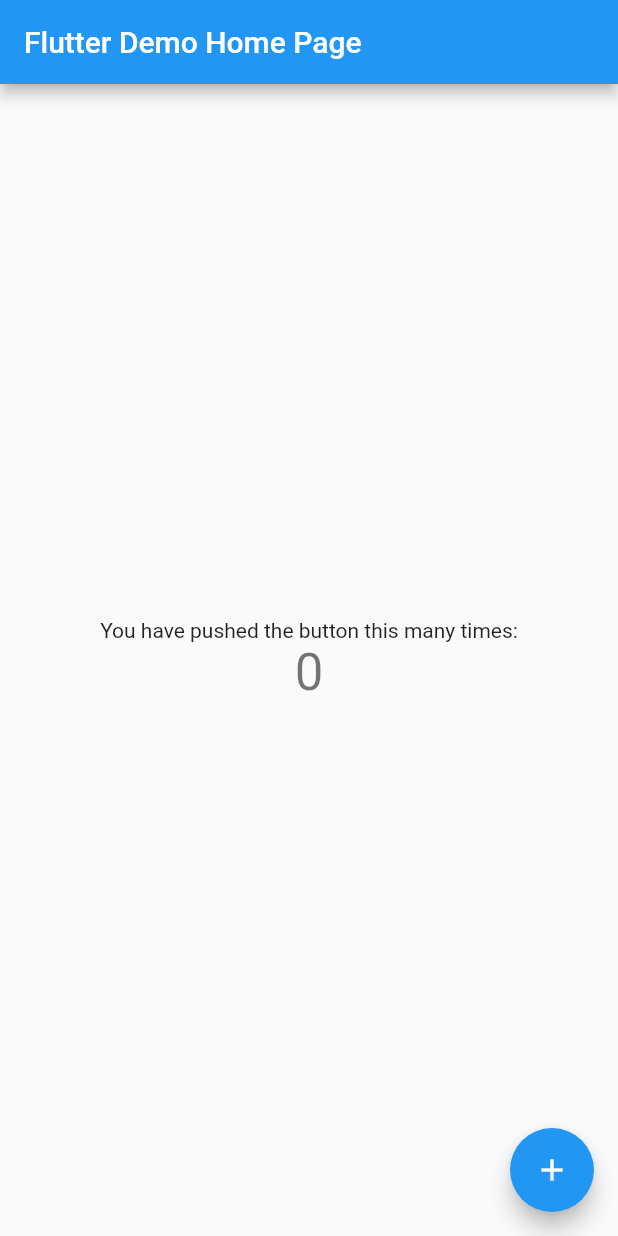
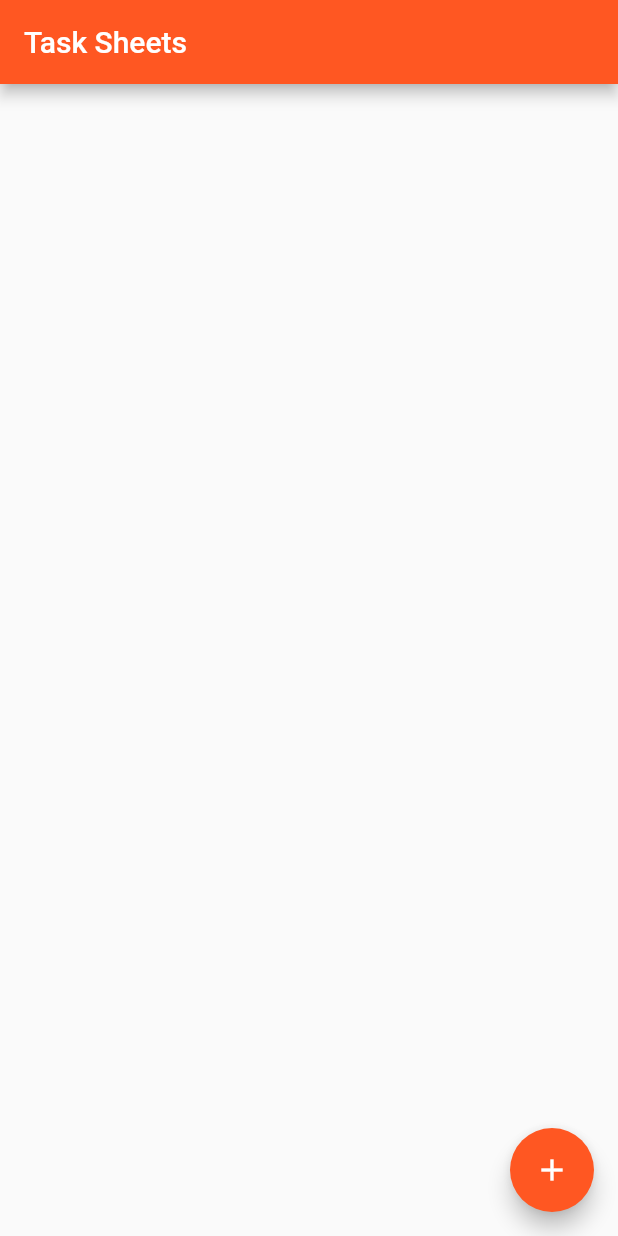
Before and after one commit to DimitarTsvetkov/task-sheets, a Flutter app: the screen it shows after launch, on a phone screen of 412 x 824 dp. Run offline on Flutter 3.47's test engine with Material 2 defaults, Android fonts, the phone set to English and light mode, and no system bars; our stand-ins replace sqflite; accounts and stored records are empty.

```diff
--- a/lib/main.dart
+++ b/lib/main.dart
@@ -1,47 +1,39 @@
 import 'package:flutter/material.dart';
+import 'package:task_sheets/utils/dbhelper.dart';
+import 'package:task_sheets/model/todo.dart';
+import 'package:task_sheets/screens/todolist.dart';
 
 void main() {
   runApp(MyApp());
 }
 
 class MyApp extends StatelessWidget {
-  // This widget is the root of your application.
   @override
   Widget build(BuildContext context) {
+    // adding items for test
+    // List<Todo> todos = List<Todo>();
+    // DbHelper helper = DbHelper();
+    // helper
+    //     .initializeDb()
+    //     .then((result) => helper.getTodos().then((result) => todos = result));
+    // DateTime today = DateTime.now();
+    // Todo todo =
+    //     Todo("Buy Oranges", 2, today.toString(), "And Make Sure they are good");
+    // var result = helper.insertTodo(todo);
+
     return MaterialApp(
-      title: 'Flutter Demo',
+      title: 'Task sheets',
       theme: ThemeData(
-        // This is the theme of your application.
-        //
-        // Try running your application with "flutter run". You'll see the
-        // application has a blue toolbar. Then, without quitting the app, try
-        // changing the primarySwatch below to Colors.green and then invoke
-        // "hot reload" (press "r" in the console where you ran "flutter run",
-        // or simply save your changes to "hot reload" in a Flutter IDE).
-        // Notice that the counter didn't reset back to zero; the application
-        // is not restarted.
-        primarySwatch: Colors.blue,
-        // This makes the visual density adapt to the platform that you run
-        // the app on. For desktop platforms, the controls will be smaller and
-        // closer together (more dense) than on mobile platforms.
+        primarySwatch: Colors.deepOrange,
         visualDensity: VisualDensity.adaptivePlatformDensity,
       ),
-      home: MyHomePage(title: 'Flutter Demo Home Page'),
+      home: MyHomePage(title: 'Task Sheets'),
     );
   }
 }
 
 class MyHomePage extends StatefulWidget {
   MyHomePage({Key key, this.title}) : super(key: key);
-
-  // This widget is the home page of your application. It is stateful, meaning
-  // that it has a State object (defined below) that contains fields that affect
-  // how it looks.
-
-  // This class is the configuration for the state. It holds the values (in this
-  // case the title) provided by the parent (in this case the App widget) and
-  // used by the build method of the State. Fields in a Widget subclass are
-  // always marked "final".
 
   final String title;
 
@@ -52,66 +44,13 @@ class MyHomePage extends StatefulWidget {
 class _MyHomePageState extends State<MyHomePage> {
   int _counter = 0;
 
-  void _incrementCounter() {
-    setState(() {
-      // This call to setState tells the Flutter framework that something has
-      // changed in this State, which causes it to rerun the build method below
-      // so that the display can reflect the updated values. If we changed
-      // _counter without calling setState(), then the build method would not be
-      // called again, and so nothing would appear to happen.
-      _counter++;
-    });
-  }
-
   @override
   Widget build(BuildContext context) {
-    // This method is rerun every time setState is called, for instance as done
-    // by the _incrementCounter method above.
-    //
-    // The Flutter framework has been optimized to make rerunning build methods
-    // fast, so that you can just rebuild anything that needs updating rather
-    // than having to individually change instances of widgets.
-    return Scaffold(
-      appBar: AppBar(
-        // Here we take the value from the MyHomePage object that was created by
-        // the App.build method, and use it to set our appbar title.
-        title: Text(widget.title),
+    return new Scaffold(
+      appBar: new AppBar(
+        title: new Text(widget.title),
       ),
-      body: Center(
-        // Center is a layout widget. It takes a single child and positions it
-        // in the middle of the parent.
-        child: Column(
-          // Column is also a layout widget. It takes a list of children and
-          // arranges them vertically. By default, it sizes itself to fit its
-          // children horizontally, and tries to be as tall as its parent.
-          //
-          // Invoke "debug painting" (press "p" in the console, choose the
-          // "Toggle Debug Paint" action from the Flutter Inspector in Android
-          // Studio, or the "Toggle Debug Paint" command in Visual Studio Code)
-          // to see the wireframe for each widget.
-          //
-          // Column has various properties to control how it sizes itself and
-          // how it positions its children. Here we use mainAxisAlignment to
-          // center the children vertically; the main axis here is the vertical
-          // axis because Columns are vertical (the cross axis would be
-          // horizontal).
-          mainAxisAlignment: MainAxisAlignment.center,
-          children: <Widget>[
-            Text(
-              'You have pushed the button this many times:',
-            ),
-            Text(
-              '$_counter',
-              style: Theme.of(context).textTheme.headline4,
-            ),
-          ],
-        ),
-      ),
-      floatingActionButton: FloatingActionButton(
-        onPressed: _incrementCounter,
-        tooltip: 'Increment',
-        child: Icon(Icons.add),
-      ), // This trailing comma makes auto-formatting nicer for build methods.
+      body: TodoList(),
     );
   }
 }
--- /dev/null
+++ b/lib/model/todo.dart
@@ -0,0 +1,64 @@
+class Todo {
+  int _id;
+  String _title;
+  String _description;
+  String _date;
+  int _priority;
+
+  Todo(this._title, this._priority, this._date, [this._description]);
+  Todo.withId(this._id, this._title, this._priority, this._date,
+      [this._description]);
+
+//getters
+
+  int get id => _id;
+  String get title => _title;
+  String get description => _description;
+  String get date => _date;
+  int get priority => _priority;
+
+  //setters
+
+  set title(String newTitle) {
+    if (newTitle.length <= 225) {
+      _title = newTitle;
+    }
+  }
+
+  set description(String newDescription) {
+    if (newDescription.length > 225) {
+      _description = newDescription;
+    }
+  }
+
+  set priority(int newPriority) {
+    if (newPriority > 0 && newPriority <= 3) {
+      _priority = newPriority;
+    }
+  }
+
+  set date(String newDate) {
+    _date = newDate;
+  }
+
+  Map<String, dynamic> toMap() {
+    var map = Map<String, dynamic>();
+
+    map["title"] = _title;
+    map["description"] = _description;
+    map["priority"] = _priority;
+    map["date"] = _date;
+    if (_id != null) {
+      map["id"] = _id;
+    }
+    return map;
+  }
+
+  Todo.fromObject(dynamic o) {
+    this._id = o["id"];
+    this._description = o["description"];
+    this._date = o["date"];
+    this._priority = o["priority "];
+    this._title = o["title "];
+  }
+}
--- a/pubspec.yaml
+++ b/pubspec.yaml
@@ -23,6 +23,12 @@ environment:
 dependencies:
   flutter:
     sdk: flutter
+  sqflite: any
+  intl: ^0.15.7
+  path_provider: any
+
+
+
 
 
   # The following adds the Cupertino Icons font to your application.
```
Also changed, not shown: lib/screens/todolist.dart (added, +73 -0 lines), lib/utils/dbhelper.dart (added, +79 -0 lines), pubspec.lock, 1 other file.
